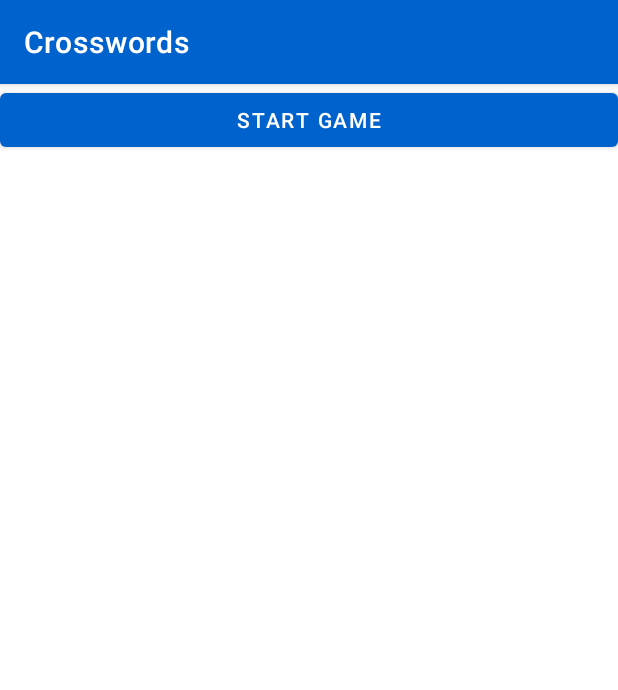
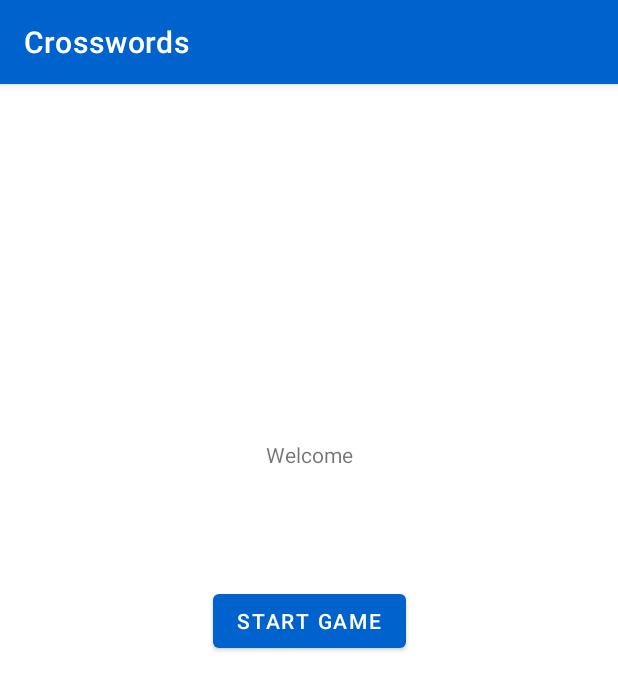
Before and after one commit to MathiasCK/crosswords, an Android app: the screen it shows after launch (MainActivity), on a phone screen of 412 x 824 dp. Shown: the top 690 px of the screen. Run offline under Robolectric (Android 15) with nearby library versions, the phone set to English and light mode, and no system bars.

Commit message:
Refactor welcome page

```diff
--- a/app/src/main/res/layout/settings.xml
+++ b/app/src/main/res/layout/settings.xml
@@ -16,6 +16,7 @@
         android:text="3-letter words"
         app:layout_constraintBottom_toTopOf="@+id/button_4"
         app:layout_constraintEnd_toEndOf="parent"
+        app:layout_constraintHorizontal_bias="1.0"
         app:layout_constraintStart_toStartOf="parent"
         app:layout_constraintTop_toBottomOf="@+id/textView" />
 
@@ -23,8 +24,8 @@
         android:id="@+id/button_4"
         android:layout_width="wrap_content"
         android:layout_height="wrap_content"
-        android:layout_marginStart="124dp"
-        android:layout_marginTop="47dp"
+        android:layout_marginStart="123dp"
+        android:layout_marginTop="108dp"
         android:layout_marginEnd="123dp"
         android:text="4-letter words"
         app:layout_constraintEnd_toEndOf="parent"
--- a/app/src/main/res/layout/welcome.xml
+++ b/app/src/main/res/layout/welcome.xml
@@ -1,13 +1,44 @@
 <?xml version="1.0" encoding="utf-8"?>
 <LinearLayout xmlns:android="http://schemas.android.com/apk/res/android"
+    xmlns:app="http://schemas.android.com/apk/res-auto"
+    xmlns:tools="http://schemas.android.com/tools"
     android:layout_width="match_parent"
     android:layout_height="match_parent">
 
-    <Button
-        android:id="@+id/button_start_game"
-        android:layout_width="wrap_content"
-        android:layout_height="wrap_content"
-        android:layout_weight="1"
-        android:text="Start Game" />
+    <androidx.constraintlayout.widget.ConstraintLayout
+        android:layout_width="match_parent"
+        android:layout_height="match_parent"
+        android:layout_weight="1">
+
+        <Button
+            android:id="@+id/button_start_game"
+            android:layout_width="wrap_content"
+            android:layout_height="wrap_content"
+            android:layout_marginStart="140dp"
+            android:layout_marginTop="315dp"
+            android:layout_marginEnd="140dp"
+            android:layout_marginBottom="368dp"
+            android:layout_weight="1"
+            android:baselineAligned="false"
+            android:text="Start Game"
+            app:layout_constraintBottom_toBottomOf="parent"
+            app:layout_constraintEnd_toEndOf="parent"
+            app:layout_constraintStart_toStartOf="parent"
+            app:layout_constraintTop_toTopOf="parent" />
+
+        <TextView
+            android:id="@+id/textView2"
+            android:layout_width="wrap_content"
+            android:layout_height="wrap_content"
+            android:layout_marginStart="176dp"
+            android:layout_marginTop="228dp"
+            android:layout_marginEnd="176dp"
+            android:layout_marginBottom="68dp"
+            android:text="Welcome"
+            app:layout_constraintBottom_toTopOf="@+id/button_start_game"
+            app:layout_constraintEnd_toEndOf="parent"
+            app:layout_constraintStart_toStartOf="parent"
+            app:layout_constraintTop_toTopOf="parent" />
+    </androidx.constraintlayout.widget.ConstraintLayout>
 
 </LinearLayout>
```
